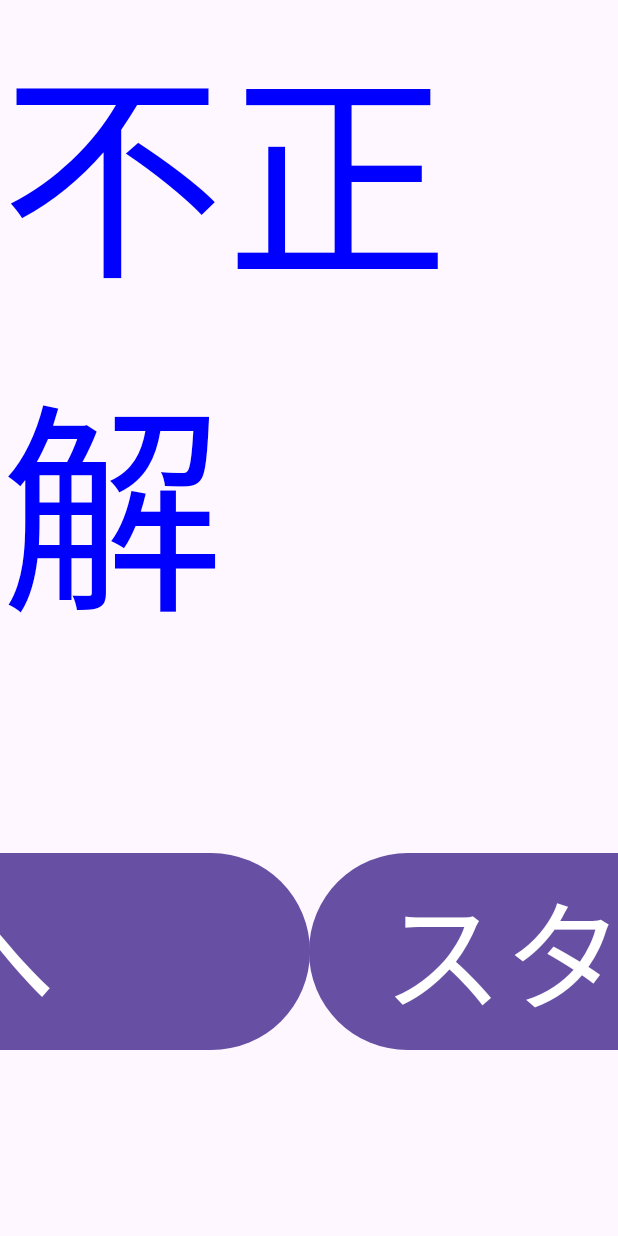
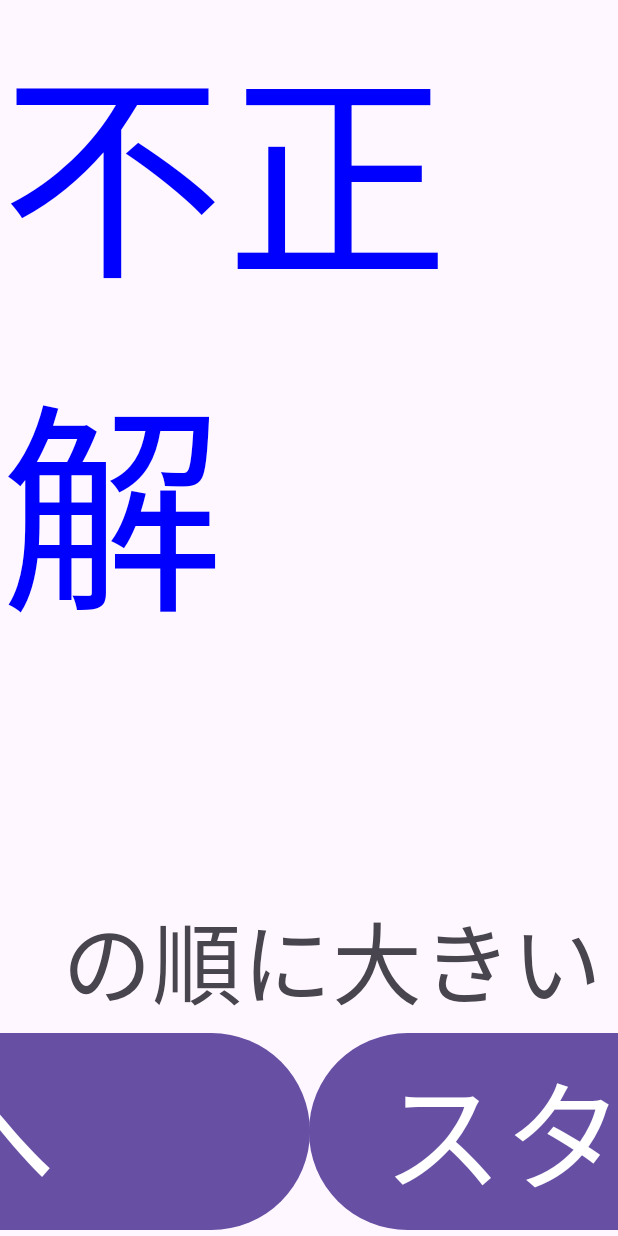
Before and after one commit to megure-666/Value_Comparison, an Android app: the incorrect screen opened directly, with no data from a screen before it, on a phone screen of 412 x 824 dp. Run offline under Robolectric (Android 15) with nearby library versions, the phone set to English and light mode, and no system bars; 4 statements that could not run were skipped.

Commit message:
Commentary screen is complete

```diff
--- a/app/src/main/java/com/example/value_comparison/incorrect.java
+++ b/app/src/main/java/com/example/value_comparison/incorrect.java
@@ -5,6 +5,9 @@ import androidx.appcompat.app.AppCompatActivity;
 import android.content.Intent;
 import android.os.Bundle;
 import android.view.View;
+import android.widget.TextView;
+
+import java.util.Arrays;
 
 public class incorrect extends AppCompatActivity {
 
@@ -12,6 +15,25 @@ public class incorrect extends AppCompatActivity {
     protected void onCreate(Bundle savedInstanceState) {
         super.onCreate(savedInstanceState);
         setContentView(R.layout.activity_incorrect);
+
+        Intent intent = getIntent();
+        int number[] = intent.getIntArrayExtra("QUIZ_NUMBER");
+
+        // 数を昇順にソート
+        Arrays.sort(number);
+
+        // 可変長のString配列を作って文を表示させる
+        // quiz.javaから取得した値を文字列として結合し1文の解説にする？
+        TextView ans1 = (TextView) findViewById(R.id.op1);
+        ans1.setText(String.valueOf(number[2]));
+        ans1.setTextSize(80);
+        TextView ans2 = (TextView) findViewById(R.id.op2);
+        ans2.setText(String.valueOf(number[1]));
+        ans2.setTextSize(80);
+        TextView ans3 = (TextView) findViewById(R.id.op3);
+        ans3.setText(String.valueOf(number[0]));
+        ans3.setTextSize(80);
+
     }
 
     public void onButton_main(View view) {
--- a/app/src/main/java/com/example/value_comparison/quiz.java
+++ b/app/src/main/java/com/example/value_comparison/quiz.java
@@ -90,7 +90,6 @@ public class quiz extends AppCompatActivity {
         Button answer = findViewById(view.getId());
         String btntxt = answer.getText().toString();
         Intent i;
-        //List<int> numlist = Arrays.asList(quizNumber);
 
         if (btntxt.equals(maxNumberStr)){
             i = new Intent(this, correct.class);
--- a/app/src/main/res/layout/activity_incorrect.xml
+++ b/app/src/main/res/layout/activity_incorrect.xml
@@ -17,6 +17,45 @@
         app:layout_constraintStart_toStartOf="parent"
         app:layout_constraintEnd_toEndOf="parent"/>
 
+    <TextView
+        android:id="@+id/op1"
+        android:layout_width="160sp"
+        android:layout_height="wrap_content"
+        app:layout_constraintTop_toBottomOf="@id/incorrect_title"
+        app:layout_constraintStart_toStartOf="parent"
+        app:layout_constraintBottom_toTopOf="@id/next_quiz"
+        app:layout_constraintEnd_toStartOf="@id/op2"/>
+
+    <TextView
+        android:id="@+id/op2"
+        android:layout_width="160sp"
+        android:layout_height="wrap_content"
+        app:layout_constraintTop_toBottomOf="@id/incorrect_title"
+        app:layout_constraintStart_toEndOf="@id/op1"
+        app:layout_constraintBottom_toTopOf="@id/next_quiz"
+        app:layout_constraintEnd_toStartOf="@id/op3"/>
+
+    <TextView
+        android:id="@+id/op3"
+        android:layout_width="160sp"
+        android:layout_height="wrap_content"
+        app:layout_constraintTop_toBottomOf="@id/incorrect_title"
+        app:layout_constraintStart_toEndOf="@id/op2"
+        app:layout_constraintBottom_toTopOf="@id/next_quiz"
+        app:layout_constraintEnd_toEndOf="parent"/>
+
+    <TextView
+        android:id="@+id/op_explain"
+        android:layout_width="wrap_content"
+        android:layout_height="wrap_content"
+        android:text="の順に大きい"
+        android:textSize="60sp"
+        app:layout_constraintTop_toBottomOf="@id/op3"
+        app:layout_constraintBottom_toTopOf="@id/next_top"
+        app:layout_constraintStart_toStartOf="parent"
+        app:layout_constraintEnd_toEndOf="parent"
+        app:layout_constraintHorizontal_bias="0.8"/>
+
     <Button
         android:id="@+id/next_quiz"
         android:layout_width="500sp"
@@ -24,7 +63,7 @@
         android:text="@string/to_quiz"
         android:textSize="80sp"
         android:onClick="onButton_quiz"
-        app:layout_constraintTop_toBottomOf="@id/incorrect_title"
+        app:layout_constraintTop_toBottomOf="@id/op_explain"
         app:layout_constraintBottom_toBottomOf="parent"
         app:layout_constraintStart_toStartOf="parent"
         app:layout_constraintEnd_toStartOf="@id/next_top" />
@@ -36,7 +75,7 @@
         android:text="@string/to_start"
         android:textSize="80sp"
         android:onClick="onButton_main"
-        app:layout_constraintTop_toBottomOf="@id/incorrect_title"
+        app:layout_constraintTop_toBottomOf="@id/op_explain"
         app:layout_constraintBottom_toBottomOf="parent"
         app:layout_constraintStart_toEndOf="@id/next_quiz"
         app:layout_constraintEnd_toEndOf="parent" />
```
Also changed, not shown: app/src/main/java/com/example/value_comparison/correct.java (+11 -10 lines), app/src/main/res/layout/activity_correct.xml (+18 -6 lines).
